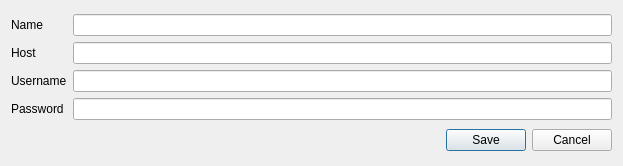
Old version of the form NewTracker.ui in the repository Entomologist/entomologist.
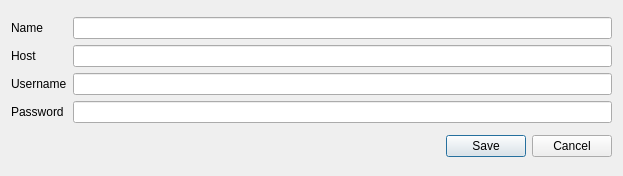
New version of the form. Custom widgets are drawn as their Qt base class.

Commit message: - Removing libqxt widgets - Ticking the "work offline" option toggles network status as well

```diff
--- a/NewTracker.ui
+++ b/NewTracker.ui
@@ -10,7 +10,7 @@
     <x>0</x>
     <y>0</y>
     <width>623</width>
-    <height>166</height>
+    <height>176</height>
    </rect>
   </property>
   <property name="windowTitle">
```
Left out of the diff: 17 changed lines with no effect on the pictures. The commit also changes 7 other files.
